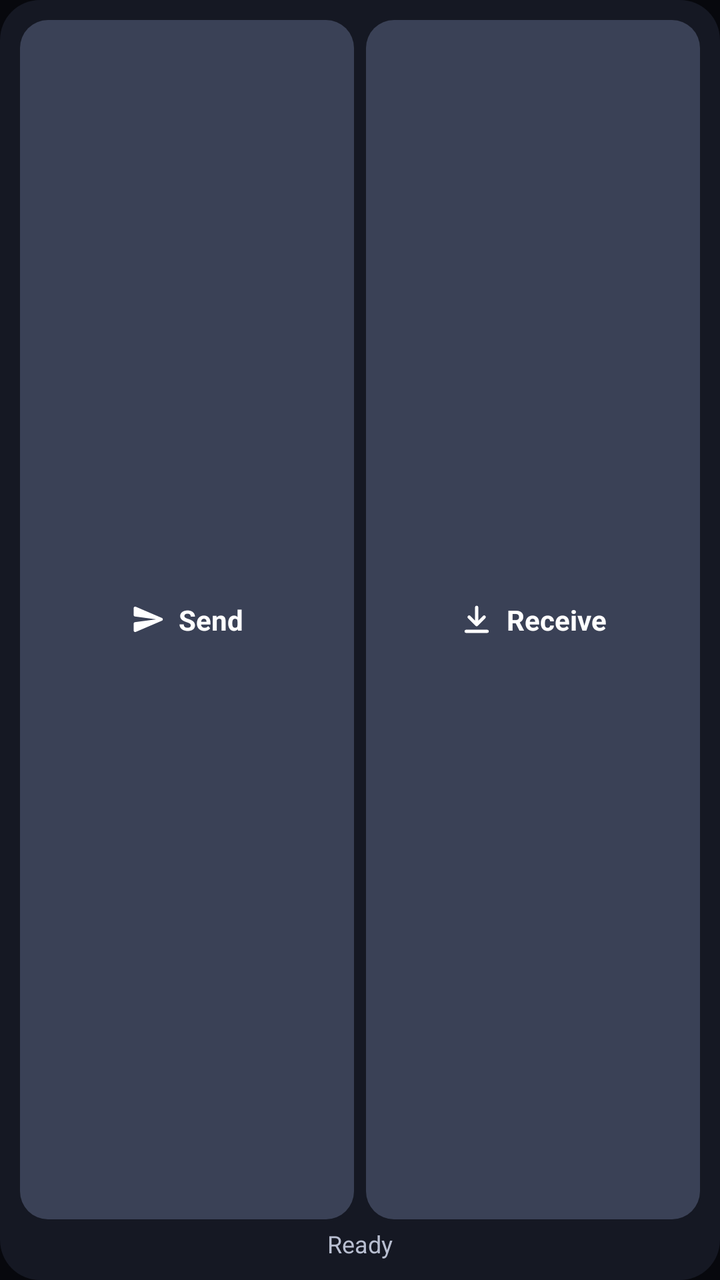
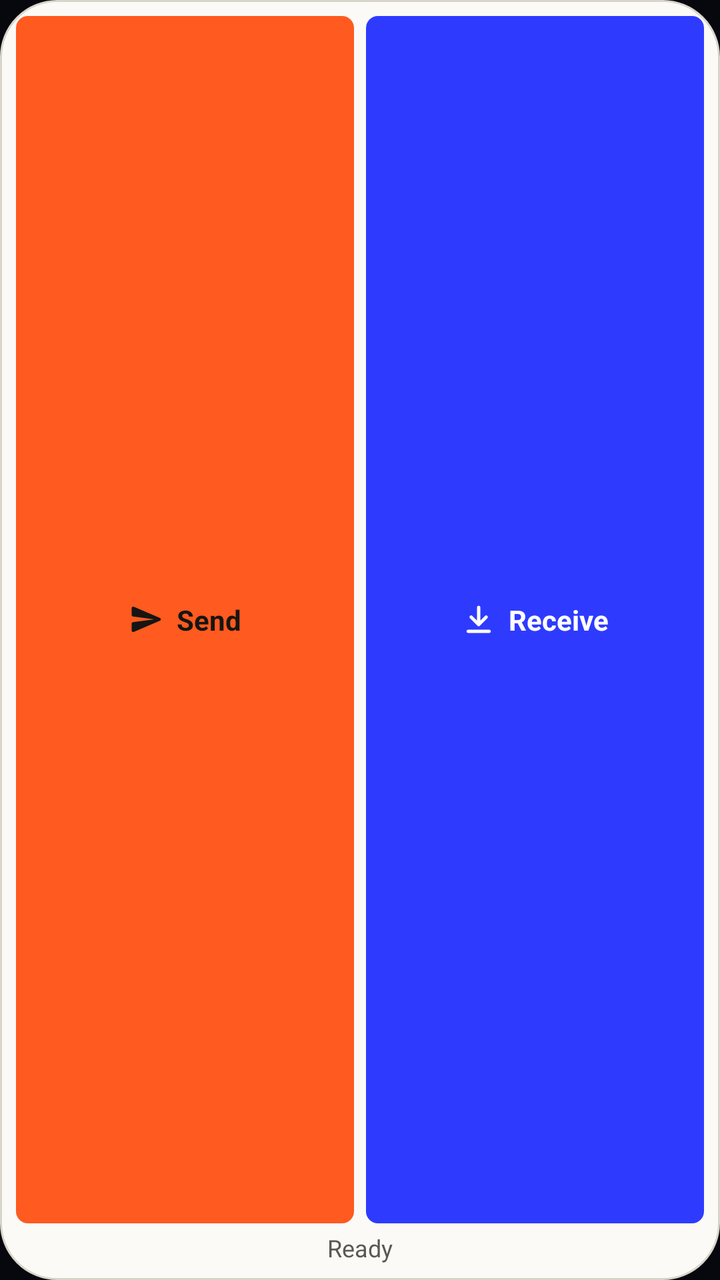

Screens rendered from an Android XML layout before and after an edit, with the pre-edit source and the edit as a unified diff.
<!-- AndroidManifest.xml: application theme AppTheme -->
<!-- res/layout/widget_fastdrop.xml -->
<?xml version="1.0" encoding="utf-8"?>
<LinearLayout xmlns:android="http://schemas.android.com/apk/res/android"
    android:layout_width="match_parent"
    android:layout_height="match_parent"
    android:orientation="vertical"
    android:gravity="center_vertical"
    android:padding="10dp"
    android:background="@drawable/widget_bg">

    <LinearLayout
        android:layout_width="match_parent"
        android:layout_height="0dp"
        android:layout_weight="1"
        android:orientation="horizontal">

        <LinearLayout
            android:id="@+id/widget_send"
            android:layout_width="0dp"
            android:layout_height="match_parent"
            android:layout_weight="1"
            android:layout_marginEnd="6dp"
            android:gravity="center"
            android:orientation="horizontal"
            android:background="@drawable/widget_btn">
            <ImageView
                android:layout_width="18dp"
                android:layout_height="18dp"
                android:src="@drawable/ic_send"
                android:contentDescription="@null" />
            <TextView
                android:layout_width="wrap_content"
                android:layout_height="wrap_content"
                android:layout_marginStart="6dp"
                android:text="Send"
                android:textColor="#FFFFFF"
                android:textSize="14sp"
                android:textStyle="bold" />
        </LinearLayout>

        <LinearLayout
            android:id="@+id/widget_receive"
            android:layout_width="0dp"
            android:layout_height="match_parent"
            android:layout_weight="1"
            android:gravity="center"
            android:orientation="horizontal"
            android:background="@drawable/widget_btn">
            <ImageView
                android:layout_width="18dp"
                android:layout_height="18dp"
                android:src="@drawable/ic_receive"
                android:contentDescription="@null" />
            <TextView
                android:layout_width="wrap_content"
                android:layout_height="wrap_content"
                android:layout_marginStart="6dp"
                android:text="Receive"
                android:textColor="#FFFFFF"
                android:textSize="14sp"
                android:textStyle="bold" />
        </LinearLayout>
    </LinearLayout>

    <TextView
        android:id="@+id/widget_status"
        android:layout_width="match_parent"
        android:layout_height="wrap_content"
        android:layout_marginTop="4dp"
        android:gravity="center"
        android:singleLine="true"
        android:text="Ready"
        android:textColor="#B8BED0"
        android:textSize="12sp" />
</LinearLayout>
<!-- resources referenced by this layout -->
<resources>
  <!-- drawable ic_receive (drawable) -->
  <vector xmlns:android="http://schemas.android.com/apk/res/android"
      android:width="24dp" android:height="24dp" android:viewportWidth="24" android:viewportHeight="24">
      <path android:strokeColor="#FFFFFF" android:strokeWidth="2.2" android:strokeLineCap="round" android:strokeLineJoin="round" android:pathData="M12,4v11M7,10.5l5,5l5,-5M5,20h14" />
  </vector>
  <!-- drawable ic_send (drawable) -->
  <vector xmlns:android="http://schemas.android.com/apk/res/android"
      android:width="24dp" android:height="24dp" android:viewportWidth="24" android:viewportHeight="24">
      <path android:fillColor="#FFFFFF" android:pathData="M3.4,20.4l17.45,-7.48c0.81,-0.35 0.81,-1.49 0,-1.84L3.4,3.6c-0.66,-0.29 -1.39,0.2 -1.39,0.91L2,9.12c0,0.5 0.37,0.93 0.87,0.99L17,12L2.87,13.88c-0.5,0.07 -0.87,0.5 -0.87,1l0.01,4.61c0,0.71 0.73,1.2 1.39,0.91z" />
  </vector>
  <!-- drawable widget_bg (drawable) -->
  <?xml version="1.0" encoding="utf-8"?>
  <shape xmlns:android="http://schemas.android.com/apk/res/android" android:shape="rectangle">
      <solid android:color="#E6171A26" />
      <corners android:radius="20dp" />
  </shape>
  <!-- drawable widget_btn (drawable) -->
  <?xml version="1.0" encoding="utf-8"?>
  <shape xmlns:android="http://schemas.android.com/apk/res/android" android:shape="rectangle">
      <solid android:color="#3A4156" />
      <corners android:radius="14dp" />
  </shape>
  <style name="AppTheme" parent="@android:style/Theme.Material.NoActionBar">
          <item name="android:colorPrimary">#7C6CFF</item>
          <item name="android:colorAccent">#7C6CFF</item>
          <item name="android:windowBackground">@color/bg</item>
          <item name="android:statusBarColor">@android:color/transparent</item>
          <item name="android:navigationBarColor">@android:color/transparent</item>
          <item name="android:windowDrawsSystemBarBackgrounds">true</item>
          <item name="android:textColorPrimary">#F3F5FA</item>
          <item name="android:textColorSecondary">#8E95AB</item>
      </style>
  <color name="bg">#07080D</color>
</resources>

<!-- the commit's change to res/layout/widget_fastdrop.xml (unified diff, before → after) -->
@@ -4,7 +4,7 @@
     android:layout_height="match_parent"
     android:orientation="vertical"
     android:gravity="center_vertical"
-    android:padding="10dp"
+    android:padding="8dp"
     android:background="@drawable/widget_bg">
 
     <LinearLayout
@@ -26,13 +26,14 @@
                 android:layout_width="18dp"
                 android:layout_height="18dp"
                 android:src="@drawable/ic_send"
+                android:tint="@color/widget_on_send"
                 android:contentDescription="@null" />
             <TextView
                 android:layout_width="wrap_content"
                 android:layout_height="wrap_content"
                 android:layout_marginStart="6dp"
                 android:text="Send"
-                android:textColor="#FFFFFF"
+                android:textColor="@color/widget_on_send"
                 android:textSize="14sp"
                 android:textStyle="bold" />
         </LinearLayout>
@@ -44,18 +45,19 @@
             android:layout_weight="1"
             android:gravity="center"
             android:orientation="horizontal"
-            android:background="@drawable/widget_btn">
+            android:background="@drawable/widget_btn_receive">
             <ImageView
                 android:layout_width="18dp"
                 android:layout_height="18dp"
                 android:src="@drawable/ic_receive"
+                android:tint="@color/widget_on_receive"
                 android:contentDescription="@null" />
             <TextView
                 android:layout_width="wrap_content"
                 android:layout_height="wrap_content"
                 android:layout_marginStart="6dp"
                 android:text="Receive"
-                android:textColor="#FFFFFF"
+                android:textColor="@color/widget_on_receive"
                 android:textSize="14sp"
                 android:textStyle="bold" />
         </LinearLayout>
@@ -69,6 +71,6 @@
         android:gravity="center"
         android:singleLine="true"
         android:text="Ready"
-        android:textColor="#B8BED0"
+        android:textColor="@color/widget_ink2"
         android:textSize="12sp" />
 </LinearLayout>
<!-- resource entries referenced after the edit -->
@@ -1,5 +1,8 @@
 <!-- resources referenced by this layout -->
 <resources>
+  <color name="widget_ink2">#5B5852</color>
+  <color name="widget_on_receive">#FFFFFF</color>
+  <color name="widget_on_send">#161513</color>
   <!-- drawable ic_receive (drawable) -->
   <vector xmlns:android="http://schemas.android.com/apk/res/android"
       android:width="24dp" android:height="24dp" android:viewportWidth="24" android:viewportHeight="24">
@@ -13,14 +16,21 @@
   <!-- drawable widget_bg (drawable) -->
   <?xml version="1.0" encoding="utf-8"?>
   <shape xmlns:android="http://schemas.android.com/apk/res/android" android:shape="rectangle">
-      <solid android:color="#E6171A26" />
-      <corners android:radius="20dp" />
+      <solid android:color="@color/widget_surface" />
+      <stroke android:width="1dp" android:color="@color/widget_line" />
+      <corners android:radius="12dp" />
   </shape>
   <!-- drawable widget_btn (drawable) -->
   <?xml version="1.0" encoding="utf-8"?>
   <shape xmlns:android="http://schemas.android.com/apk/res/android" android:shape="rectangle">
-      <solid android:color="#3A4156" />
-      <corners android:radius="14dp" />
+      <solid android:color="@color/widget_send" />
+      <corners android:radius="6dp" />
+  </shape>
+  <!-- drawable widget_btn_receive (drawable) -->
+  <?xml version="1.0" encoding="utf-8"?>
+  <shape xmlns:android="http://schemas.android.com/apk/res/android" android:shape="rectangle">
+      <solid android:color="@color/widget_receive" />
+      <corners android:radius="6dp" />
   </shape>
   <style name="AppTheme" parent="@android:style/Theme.Material.NoActionBar">
           <item name="android:colorPrimary">#7C6CFF</item>
@@ -32,6 +42,10 @@
           <item name="android:textColorPrimary">#F3F5FA</item>
           <item name="android:textColorSecondary">#8E95AB</item>
       </style>
+  <color name="widget_surface">#FBFAF7</color>
+  <color name="widget_line">#D9D5CC</color>
+  <color name="widget_send">#FF5A1F</color>
+  <color name="widget_receive">#2E3BFF</color>
   <color name="bg">#07080D</color>
 </resources>
 
